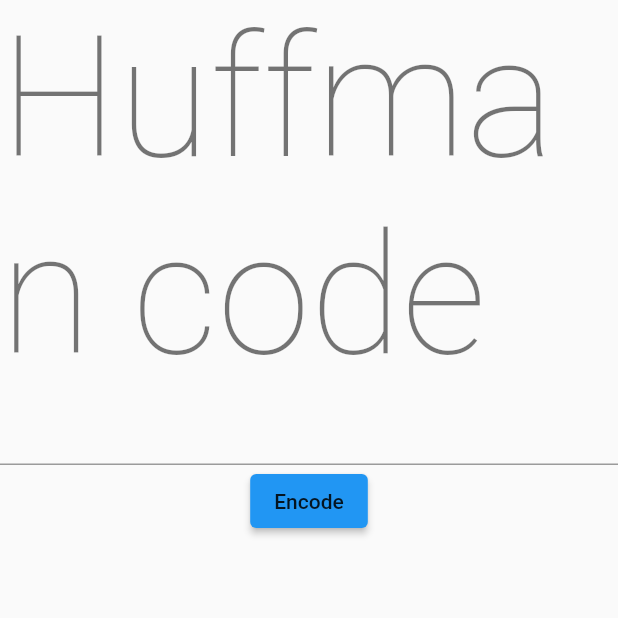
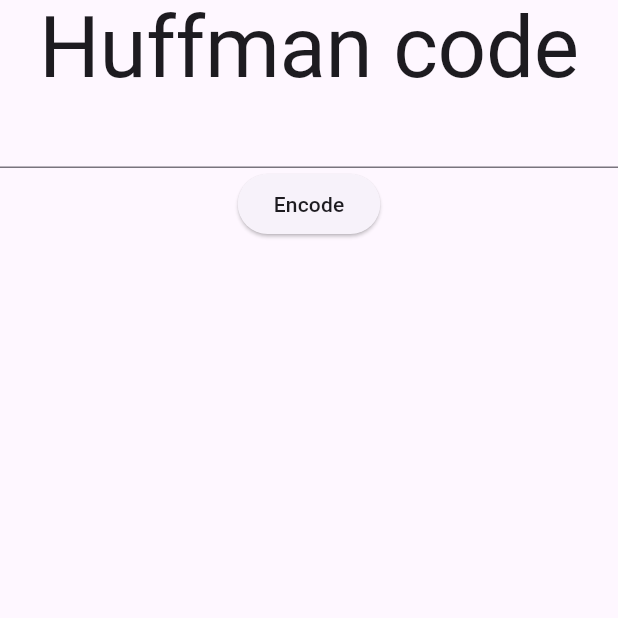
Before and after one commit to 30james00/huffman, a Flutter app: the screen it shows after launch, on a phone screen of 412 x 824 dp, the top half of it. Run offline on Flutter 3.47's test engine with Material 2 defaults, Android fonts, the phone set to English and light mode, and no system bars.

```diff
--- a/lib/home.dart
+++ b/lib/home.dart
@@ -1,5 +1,6 @@
 import 'package:flutter/material.dart';
 import 'package:huffman/application/huffman.dart';
+import 'package:huffman/presentation/huffman_tree_view.dart';
 
 class HomePage extends StatefulWidget {
   const HomePage({Key? key}) : super(key: key);
@@ -61,7 +62,10 @@ class _HomePageState extends State<HomePage> {
                 style: Theme.of(context).textTheme.button,
               ),
             ),
-            if (huffman != null) Text(huffman!.encoded),
+            if (huffman != null && huffman?.root != null) ...[
+              Text(huffman!.encoded),
+              HuffmanTreeView(root: huffman?.root),
+            ],
           ],
         ),
       ),
--- a/lib/main.dart
+++ b/lib/main.dart
@@ -24,6 +24,7 @@ class MyApp extends StatelessWidget {
         // Notice that the counter didn't reset back to zero; the application
         // is not restarted.
         primarySwatch: Colors.blue,
+        useMaterial3: true,
       ),
       home: const HomePage(),
     );
```
Also changed, not shown: lib/presentation/huffman_tree_view.dart (added, +28 -0 lines).
